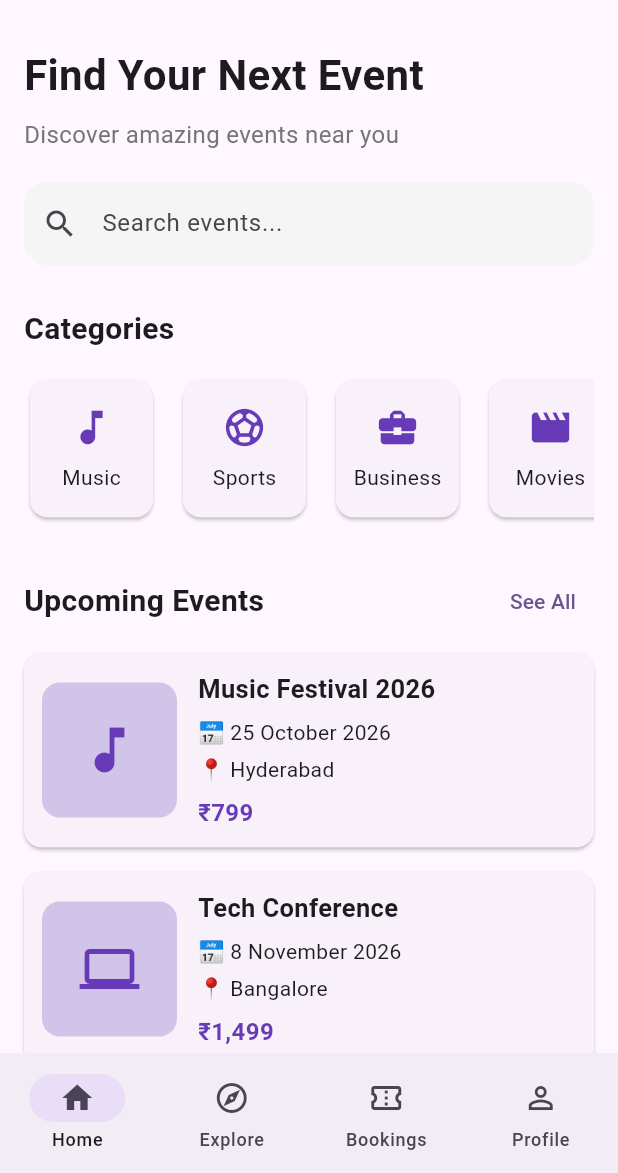
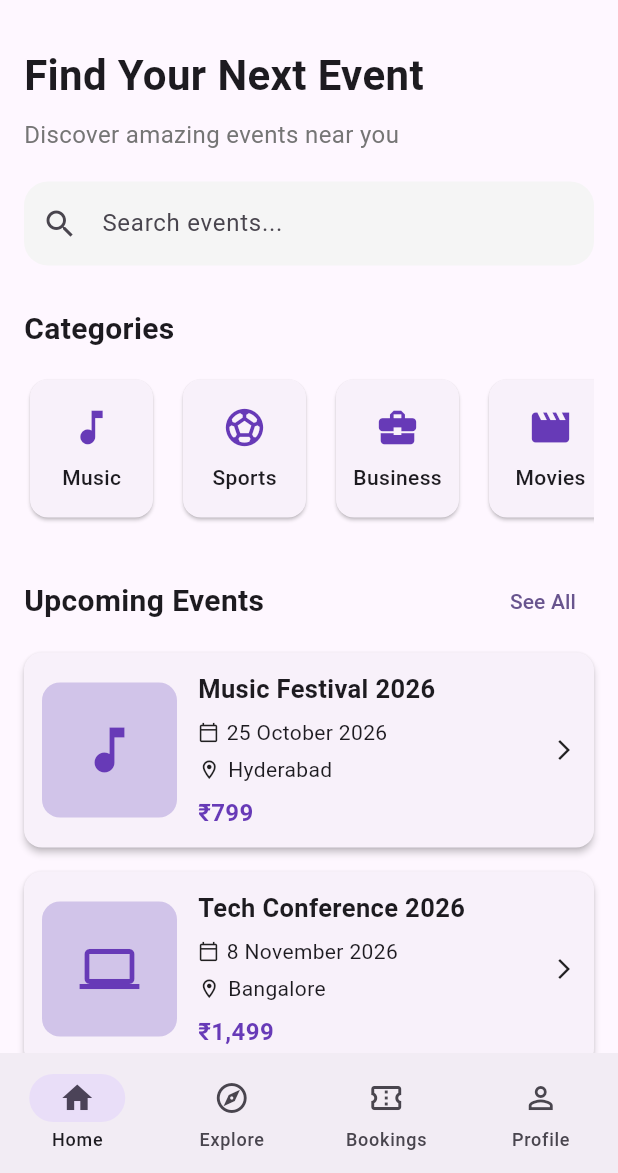
Before and after one commit to inishkalsagar-ai/Flutter-Project-Event-Booking-App-, a Flutter app: the screen it shows after launch, on a phone screen of 412 x 824 dp, the part 63-1236 px from its top. Run offline on Flutter 3.47's test engine with Material 3 defaults, Android fonts, the phone set to English and light mode, and no system bars.

Commit message:
Create reusable event card widget

```diff
--- a/lib/data/event_dart.dart
+++ b/lib/data/event_dart.dart
@@ -22,7 +22,7 @@ final List<Event> events = [
     time: '10:00 AM',
     price: '₹1,499',
     description:
-        'Meet developers, entrepreneurs and technology enthusiasts at this exciting tech conference.',
+        'Meet developers, entrepreneurs and technology enthusiasts at this exciting technology conference.',
   ),
 
   Event(
--- /dev/null
+++ b/lib/data/event_data.dart
@@ -0,0 +1,59 @@
+import '../models/event.dart';
+
+final List<Event> events = [
+  Event(
+    id: '1',
+    title: 'Music Festival 2026',
+    category: 'Music',
+    location: 'Hyderabad',
+    date: '25 October 2026',
+    time: '6:00 PM',
+    price: '₹799',
+    description:
+        'Enjoy an exciting evening filled with live music, amazing performances and great food.',
+  ),
+  Event(
+    id: '2',
+    title: 'Tech Conference 2026',
+    category: 'Technology',
+    location: 'Bangalore',
+    date: '8 November 2026',
+    time: '10:00 AM',
+    price: '₹1,499',
+    description:
+        'Meet developers, entrepreneurs and technology enthusiasts at this exciting technology conference.',
+  ),
+  Event(
+    id: '3',
+    title: 'Stand-up Comedy Night',
+    category: 'Comedy',
+    location: 'Hyderabad',
+    date: '15 November 2026',
+    time: '8:00 PM',
+    price: '₹499',
+    description:
+        'Spend your evening laughing with some of the best stand-up comedians.',
+  ),
+  Event(
+    id: '4',
+    title: 'Football Championship',
+    category: 'Sports',
+    location: 'Pune',
+    date: '22 November 2026',
+    time: '5:00 PM',
+    price: '₹599',
+    description:
+        'Experience the excitement of a live football championship with thousands of fans.',
+  ),
+  Event(
+    id: '5',
+    title: 'Art & Culture Exhibition',
+    category: 'Arts',
+    location: 'Chennai',
+    date: '30 November 2026',
+    time: '11:00 AM',
+    price: '₹299',
+    description:
+        'Explore beautiful artwork, traditional culture and creative exhibitions.',
+  ),
+];
--- a/lib/screens/home_screen.dart
+++ b/lib/screens/home_screen.dart
@@ -1,4 +1,6 @@
 import 'package:flutter/material.dart';
+import '../data/event_data.dart';
+import '../widgets/event_card.dart';
 
 class HomeScreen extends StatelessWidget {
   const HomeScreen({super.key});
@@ -9,20 +11,26 @@ class HomeScreen extends StatelessWidget {
       appBar: AppBar(
         title: const Text(
           'Event Booking',
-          style: TextStyle(fontWeight: FontWeight.bold),
+          style: TextStyle(
+            fontWeight: FontWeight.bold,
+          ),
         ),
         actions: [
           IconButton(
             onPressed: () {},
-            icon: const Icon(Icons.notifications_outlined),
+            icon: const Icon(
+              Icons.notifications_outlined,
+            ),
           ),
         ],
       ),
+
       body: SingleChildScrollView(
         padding: const EdgeInsets.all(16),
         child: Column(
           crossAxisAlignment: CrossAxisAlignment.start,
           children: [
+
             const Text(
               'Find Your Next Event',
               style: TextStyle(
@@ -110,6 +118,7 @@ class HomeScreen extends StatelessWidget {
                     fontWeight: FontWeight.bold,
                   ),
                 ),
+
                 TextButton(
                   onPressed: () {},
                   child: const Text('See All'),
@@ -119,28 +128,11 @@ class HomeScreen extends StatelessWidget {
 
             const SizedBox(height: 10),
 
-            const EventCard(
-              title: 'Music Festival 2026',
-              location: 'Hyderabad',
-              date: '25 October 2026',
-              price: '₹799',
-              icon: Icons.music_note,
-            ),
-
-            const EventCard(
-              title: 'Tech Conference',
-              location: 'Bangalore',
-              date: '8 November 2026',
-              price: '₹1,499',
-              icon: Icons.computer,
-            ),
-
-            const EventCard(
-              title: 'Comedy Night',
-              location: 'Hyderabad',
-              date: '15 November 2026',
-              price: '₹499',
-              icon: Icons.mic,
+            // Event cards
+            ...events.map(
+              (event) => EventCard(
+                event: event,
+              ),
             ),
           ],
         ),
@@ -160,8 +152,12 @@ class HomeScreen extends StatelessWidget {
             label: 'Explore',
           ),
           NavigationDestination(
-            icon: Icon(Icons.confirmation_number_outlined),
-            selectedIcon: Icon(Icons.confirmation_number),
+            icon: Icon(
+              Icons.confirmation_number_outlined,
+            ),
+            selectedIcon: Icon(
+              Icons.confirmation_number,
+            ),
             label: 'Bookings',
           ),
           NavigationDestination(
@@ -191,6 +187,7 @@ class CategoryItem extends StatelessWidget {
       width: 90,
       margin: const EdgeInsets.only(right: 12),
       child: Card(
+        elevation: 1,
         child: Column(
           mainAxisAlignment: MainAxisAlignment.center,
           children: [
@@ -199,80 +196,13 @@ class CategoryItem extends StatelessWidget {
               size: 30,
               color: Colors.deepPurple,
             ),
+
             const SizedBox(height: 8),
-            Text(title),
-          ],
-        ),
-      ),
-    );
-  }
-}
 
-class EventCard extends StatelessWidget {
-  final String title;
-  final String location;
-  final String date;
-  final String price;
-  final IconData icon;
-
-  const EventCard({
-    super.key,
-    required this.title,
-    required this.location,
-    required this.date,
-    required this.price,
-    required this.icon,
-  });
-
-  @override
-  Widget build(BuildContext context) {
-    return Card(
-      margin: const EdgeInsets.only(bottom: 16),
-      child: Padding(
-        padding: const EdgeInsets.all(12),
-        child: Row(
-          children: [
-            Container(
-              width: 90,
-              height: 90,
-              decoration: BoxDecoration(
-                color: Colors.deepPurple.shade100,
-                borderRadius: BorderRadius.circular(12),
-              ),
-              child: Icon(
-                icon,
-                size: 40,
-                color: Colors.deepPurple,
-              ),
-            ),
-
-            const SizedBox(width: 14),
-
-            Expanded(
-              child: Column(
-                crossAxisAlignment: CrossAxisAlignment.start,
-                children: [
-                  Text(
-                    title,
-                    style: const TextStyle(
-                      fontSize: 17,
-                      fontWeight: FontWeight.bold,
-                    ),
-                  ),
-                  const SizedBox(height: 7),
-                  Text('📅 $date'),
-                  const SizedBox(height: 5),
-                  Text('📍 $location'),
-                  const SizedBox(height: 7),
-                  Text(
-                    price,
-                    style: const TextStyle(
-                      fontSize: 16,
-                      fontWeight: FontWeight.bold,
-                      color: Colors.deepPurple,
-                    ),
-                  ),
-                ],
+            Text(
+              title,
+              style: const TextStyle(
+                fontWeight: FontWeight.w500,
               ),
             ),
           ],
--- /dev/null
+++ b/lib/widgets/event_card.dart
@@ -0,0 +1,133 @@
+import 'package:flutter/material.dart';
+import '../models/event.dart';
+
+class EventCard extends StatelessWidget {
+  final Event event;
+  final VoidCallback? onTap;
+
+  const EventCard({
+    super.key,
+    required this.event,
+    this.onTap,
+  });
+
+  @override
+  Widget build(BuildContext context) {
+    return Card(
+      margin: const EdgeInsets.only(bottom: 16),
+      elevation: 2,
+      clipBehavior: Clip.antiAlias,
+      child: InkWell(
+        onTap: onTap,
+        child: Padding(
+          padding: const EdgeInsets.all(12),
+          child: Row(
+            children: [
+              Container(
+                width: 90,
+                height: 90,
+                decoration: BoxDecoration(
+                  color: Colors.deepPurple.shade100,
+                  borderRadius: BorderRadius.circular(12),
+                ),
+                child: Icon(
+                  _getEventIcon(event.category),
+                  size: 40,
+                  color: Colors.deepPurple,
+                ),
+              ),
+
+              const SizedBox(width: 14),
+
+              Expanded(
+                child: Column(
+                  crossAxisAlignment: CrossAxisAlignment.start,
+                  children: [
+                    Text(
+                      event.title,
+                      maxLines: 2,
+                      overflow: TextOverflow.ellipsis,
+                      style: const TextStyle(
+                        fontSize: 17,
+                        fontWeight: FontWeight.bold,
+                      ),
+                    ),
+
+                    const SizedBox(height: 7),
+
+                    Row(
+                      children: [
+                        const Icon(
+                          Icons.calendar_today_outlined,
+                          size: 14,
+                        ),
+                        const SizedBox(width: 5),
+                        Expanded(
+                          child: Text(
+                            event.date,
+                            overflow: TextOverflow.ellipsis,
+                          ),
+                        ),
+                      ],
+                    ),
+
+                    const SizedBox(height: 5),
+
+                    Row(
+                      children: [
+                        const Icon(
+                          Icons.location_on_outlined,
+                          size: 15,
+                        ),
+                        const SizedBox(width: 5),
+                        Expanded(
+                          child: Text(
+                            event.location,
+                            overflow: TextOverflow.ellipsis,
+                          ),
+                        ),
+                      ],
+                    ),
+
+                    const SizedBox(height: 7),
+
+                    Text(
+                      event.price,
+                      style: const TextStyle(
+                        fontSize: 16,
+                        fontWeight: FontWeight.bold,
+                        color: Colors.deepPurple,
+                      ),
+                    ),
+                  ],
+                ),
+              ),
+
+              const Icon(
+                Icons.arrow_forward_ios,
+                size: 16,
+              ),
+            ],
+          ),
+        ),
+      ),
+    );
+  }
+
+  IconData _getEventIcon(String category) {
+    switch (category.toLowerCase()) {
+      case 'music':
+        return Icons.music_note;
+      case 'sports':
+        return Icons.sports_soccer;
+      case 'technology':
+        return Icons.computer;
+      case 'comedy':
+        return Icons.mic;
+      case 'arts':
+        return Icons.palette;
+      default:
+        return Icons.event;
+    }
+  }
+}
```
